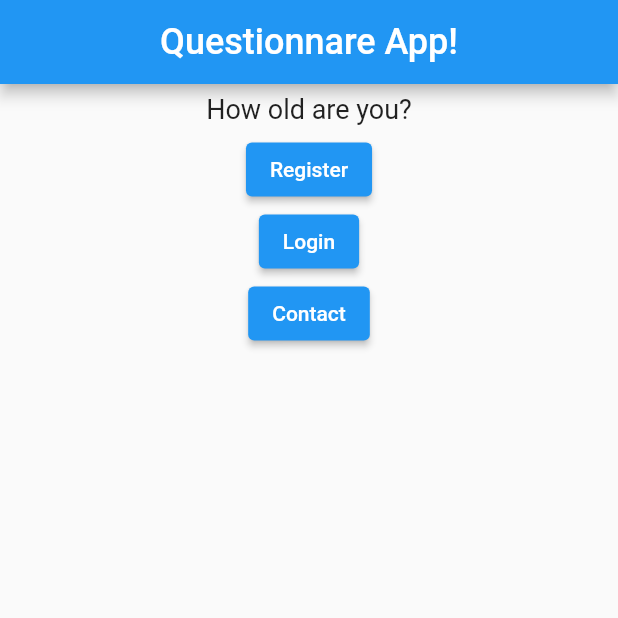
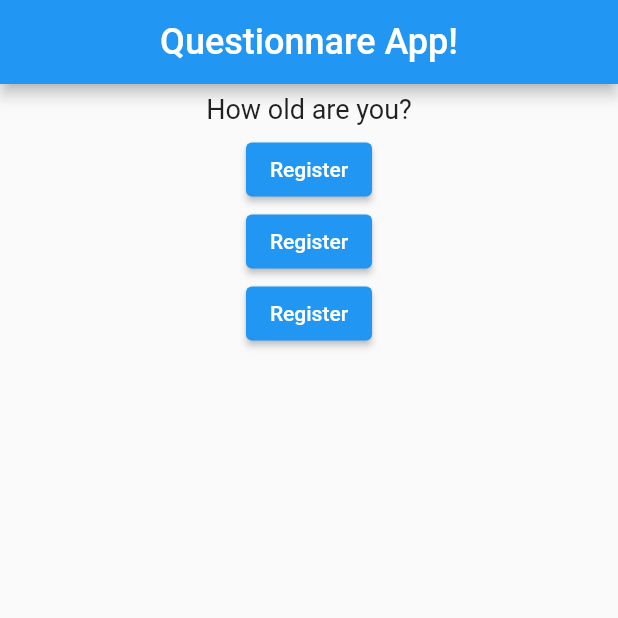
Before and after one commit to adogbeji/QuizApp2, a Flutter app: the screen it shows after launch, on a phone screen of 412 x 824 dp, the top half of it. Run offline on Flutter 3.47's test engine with Material 2 defaults, Android fonts, the phone set to English and light mode, and no system bars.

Commit message:
Import answer widget into main.dart & pass callback function to answer widget

```diff
--- a/lib/answer.dart
+++ b/lib/answer.dart
@@ -1,11 +1,15 @@
 import 'package:flutter/material.dart';
 
 class Answer extends StatelessWidget {
+  final VoidCallback answerQuestion;
+
+  Answer(this.answerQuestion);
+
   @override
   Widget build(BuildContext context) {
     return ElevatedButton(
-              child: Text('Register'),
-              onPressed: null,
-            );
+      child: Text('Register'),
+      onPressed: answerQuestion,
+    );
   }
 }
--- a/lib/main.dart
+++ b/lib/main.dart
@@ -1,5 +1,8 @@
 import 'package:flutter/material.dart';
+
+// Widget Imports
 import './question.dart';
+import './answer.dart';
 
 void main() {
   runApp(MyApp());
@@ -44,20 +47,9 @@
         body: Column(
           children: <Widget>[
             Question(questions[_indexValue]),
-            ElevatedButton(
-              child: Text('Register'),
-              onPressed: _clickButton,
-            ),
-            ElevatedButton(
-              child: Text('Login'),
-              onPressed: () {
-                print('Login!');
-              },
-            ),
-            ElevatedButton(
-              child: Text('Contact'),
-              onPressed: () => print('Contact!'),
-            ),
+            Answer(_clickButton),
+            Answer(_clickButton),
+            Answer(_clickButton),
           ],
         ),
       ),
```
